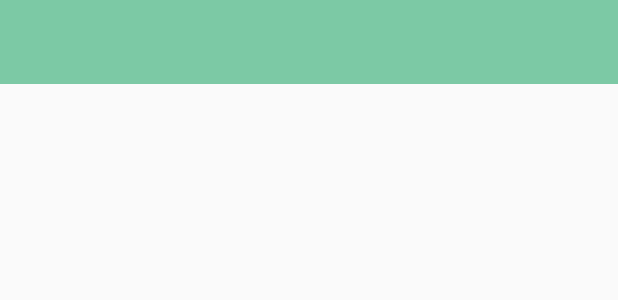
After one commit to pinalpatel06/Google-sign-in, an Android app: the layout toolbar.xml on its own in the app's theme, with its tools: preview values and no code run, on a phone screen of 412 x 824 dp. The commit adds this screen. Shown: the top 300 px of the screen. Run offline under Robolectric (Android 15) with nearby library versions, the phone set to English and light mode, and no system bars.

Commit message:
initial commit

```diff
--- a/app/src/main/java/tekkan/synappz/com/tekkan/MainActivity.java
+++ b/app/src/main/java/tekkan/synappz/com/tekkan/MainActivity.java
@@ -8,6 +8,6 @@ public class MainActivity extends AppCompatActivity {
     @Override
     protected void onCreate(Bundle savedInstanceState) {
         super.onCreate(savedInstanceState);
-        setContentView(R.layout.activity_main);
+        setContentView(R.layout.activity_spalsh_screen);
     }
 }
--- /dev/null
+++ b/app/src/main/res/layout/activity_single_fragment.xml
@@ -0,0 +1,6 @@
+<?xml version="1.0" encoding="utf-8"?>
+<FrameLayout
+    xmlns:android="http://schemas.android.com/apk/res/android"
+    android:layout_height="match_parent"
+    android:layout_width="match_parent"
+    android:id="@+id/fragment_container" />
--- /dev/null
+++ b/app/src/main/res/layout/toolbar.xml
@@ -0,0 +1,12 @@
+<?xml version="1.0" encoding="utf-8"?>
+<android.support.v7.widget.Toolbar
+    xmlns:android="http://schemas.android.com/apk/res/android"
+    android:layout_height="wrap_content"
+    android:layout_width="match_parent"
+    xmlns:app="http://schemas.android.com/apk/res-auto"
+    android:minHeight="?attr/actionBarSize"
+    app:popupTheme="@style/ThemeOverlay.AppCompat.Light"
+    android:id="@+id/toolbar"
+    android:background="?attr/colorPrimary"
+    android:theme="@style/ThemeOverlay.AppCompat.Dark.ActionBar">
+</android.support.v7.widget.Toolbar>
--- a/app/src/main/res/values/colors.xml
+++ b/app/src/main/res/values/colors.xml
@@ -1,6 +1,6 @@
 <?xml version="1.0" encoding="utf-8"?>
 <resources>
-    <color name="colorPrimary">#3F51B5</color>
-    <color name="colorPrimaryDark">#303F9F</color>
+    <color name="colorPrimary">#7CC9A5</color>
+    <color name="colorPrimaryDark"> #578E75</color>
     <color name="colorAccent">#FF4081</color>
 </resources>
--- a/app/src/main/res/values/styles.xml
+++ b/app/src/main/res/values/styles.xml
@@ -1,7 +1,7 @@
 <resources>
 
     <!-- Base application theme. -->
-    <style name="AppTheme" parent="Theme.AppCompat.Light.DarkActionBar">
+    <style name="AppTheme" parent="Theme.AppCompat.Light.NoActionBar">
         <!-- Customize your theme here. -->
         <item name="colorPrimary">@color/colorPrimary</item>
         <item name="colorPrimaryDark">@color/colorPrimaryDark</item>
```
Also changed, not shown: app/src/main/res/layout/activity_spalsh_screen.xml (added, +13 -0 lines).
